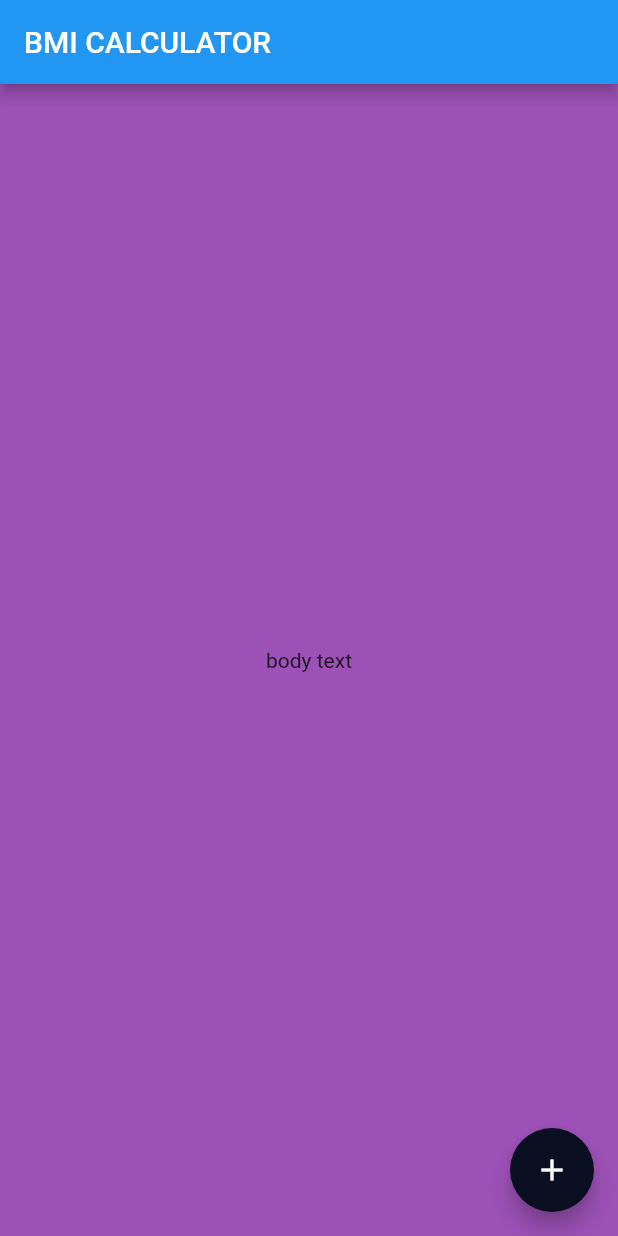
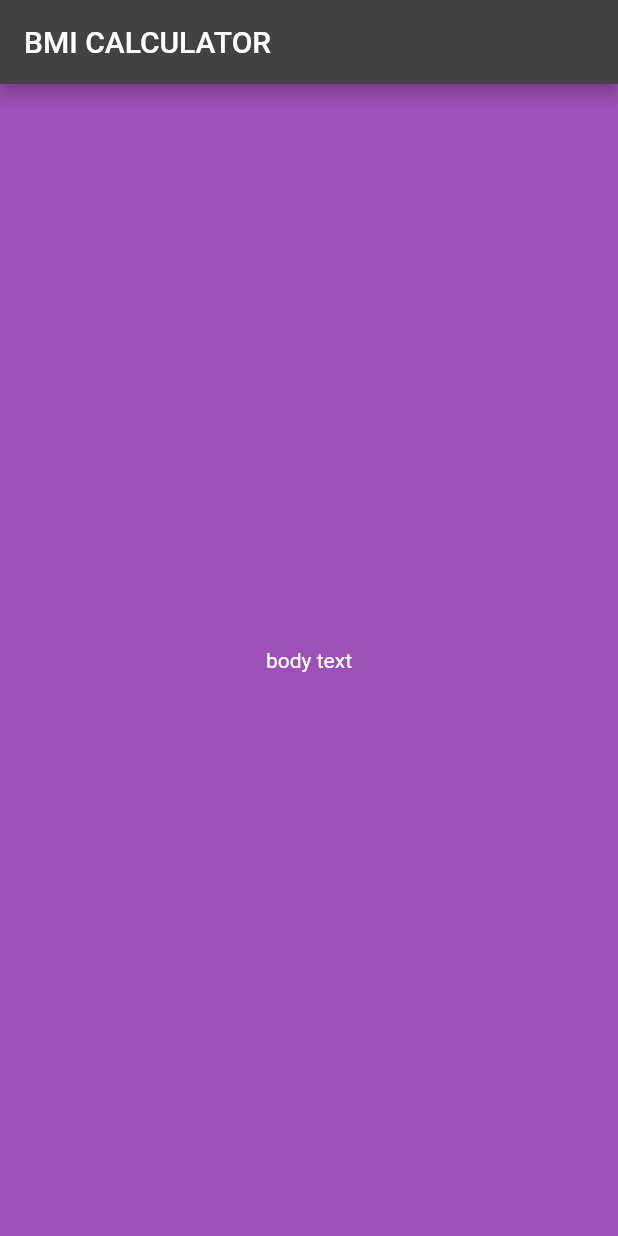
Before and after one commit to Dsoji/BMI-Calculator, a Flutter app: the screen it shows after launch, on a phone screen of 412 x 824 dp. Run offline on Flutter 3.47's test engine with Material 2 defaults, Android fonts, the phone set to English and light mode, and no system bars.

Commit message:
Fifth Commit

```diff
--- /dev/null
+++ b/bmi_calculator/lib/input_page.dart
@@ -0,0 +1,20 @@
+import 'package:flutter/material.dart';
+
+class InputPage extends StatefulWidget {
+  @override
+  _InputPageState createState() => _InputPageState();
+}
+
+class _InputPageState extends State<InputPage> {
+  @override
+  Widget build(BuildContext context) {
+    return Scaffold(
+      appBar: AppBar(
+        title: Text('BMI CALCULATOR'),
+      ),
+      body: Center(
+        child: Text('body text'),
+      ),
+    );
+  }
+}
--- a/bmi_calculator/lib/main.dart
+++ b/bmi_calculator/lib/main.dart
@@ -1,4 +1,5 @@
 import 'package:flutter/material.dart';
+import 'input_page.dart';
 
 void main() => runApp(BMICalculator());
 
@@ -7,40 +8,11 @@ class BMICalculator extends StatelessWidget {
   @override
   Widget build(BuildContext context) {
     return MaterialApp(
-      theme: ThemeData(
+      theme: ThemeData.dark().copyWith(
         primaryColor: Color(0xFF9C51B6),
         scaffoldBackgroundColor: Color(0xFF9C51B6),
-        accentColor: Color(0xFF0A0E21),
-        textTheme: TextTheme(
-          bodyText1: TextStyle(
-            color: Colors.white,
-          ),
-        ),
       ),
       home: InputPage(),
     );
   }
 }
-
-class InputPage extends StatefulWidget {
-  @override
-  _InputPageState createState() => _InputPageState();
-}
-
-class _InputPageState extends State<InputPage> {
-  @override
-  Widget build(BuildContext context) {
-    return Scaffold(
-      appBar: AppBar(
-        title: Text('BMI CALCULATOR'),
-      ),
-      body: Center(
-        child: Text('body text'),
-      ),
-      floatingActionButton: FloatingActionButton(
-        onPressed: () {},
-        child: Icon(Icons.add),
-      ),
-    );
-  }
-}
```
Also changed, not shown: 1 other file.
